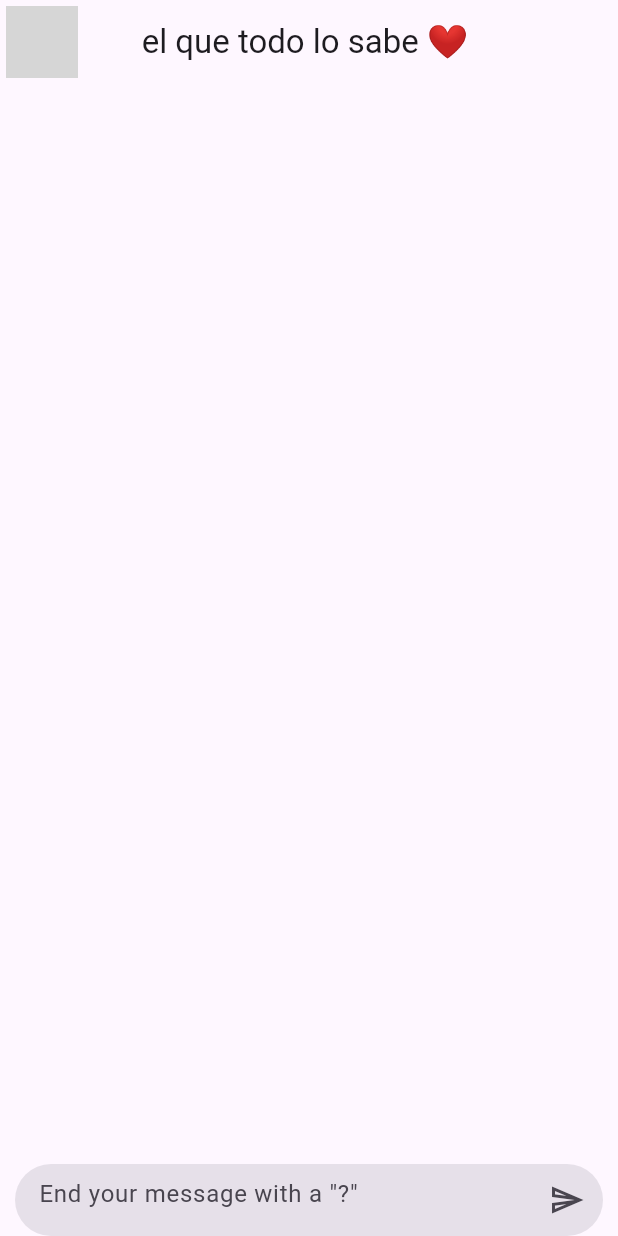
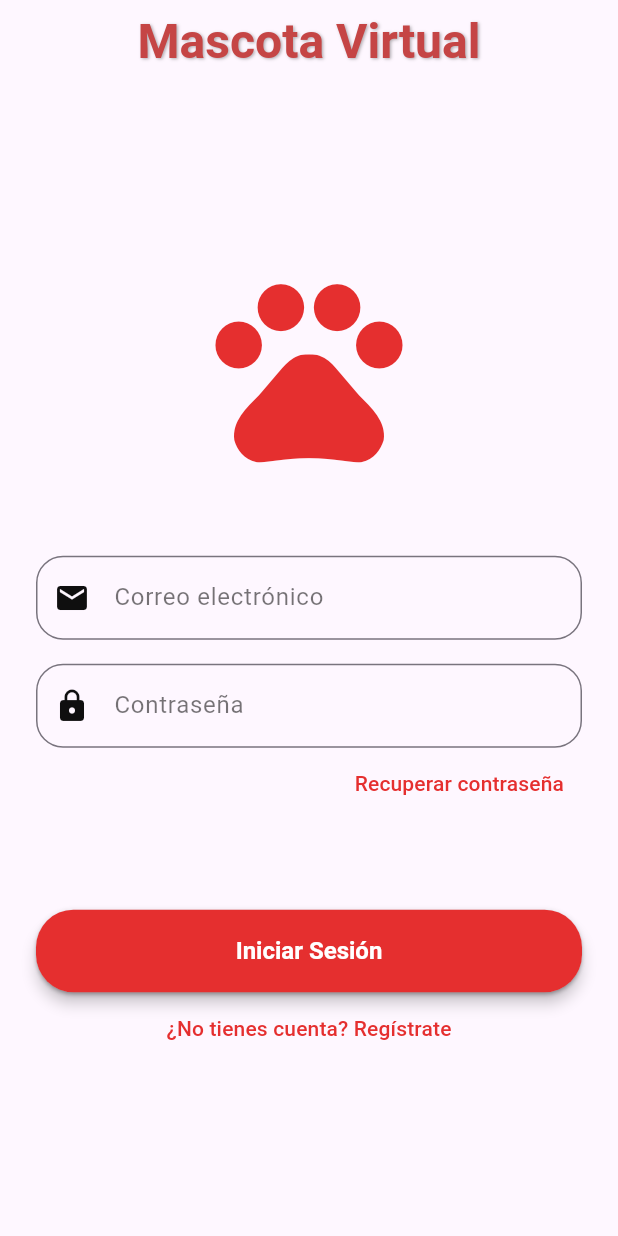
Before and after one commit to Kevin2001Acosta/Pet_virtual_front, a Flutter app: the screen it shows after launch, on a phone screen of 412 x 824 dp. Run offline on Flutter 3.47's test engine with Material 3 defaults, Android fonts, the phone set to English and light mode, and no system bars; our stand-ins replace dio; Roboto replaces fonts that are missing (Poppins); grey boxes are pictures that could not be loaded.

Commit message:
Login and register

```diff
--- a/lib/main.dart
+++ b/lib/main.dart
@@ -3,6 +3,9 @@ import 'package:provider/provider.dart';
 import 'package:yes_no_app/config/theme/app_theme.dart';
 import 'package:yes_no_app/presentation/providers/chat_provider.dart';
 import 'package:yes_no_app/presentation/screens/chat/chat_screen.dart';
+import 'package:yes_no_app/presentation/screens/auth/login.dart';
+import 'package:yes_no_app/presentation/screens/auth/register.dart';
+import 'package:yes_no_app/presentation/screens/auth/forgot_password.dart';
 
 void main() => runApp(const MyApp());
 
@@ -10,17 +13,18 @@ class MyApp extends StatelessWidget {
   const MyApp({super.key});
 
   @override
-  Widget build(BuildContext context) {
-    return MultiProvider(
-      providers: [
-        ChangeNotifierProvider(create: (_) => ChatProvider()),
-      ],
-      child: MaterialApp(
-        title: 'yes no App',
-        debugShowCheckedModeBanner: false,
-        theme: AppTheme(selectedColor: 0).theme(),
-        home: const ChatScreen(),
-      ),
+ Widget build(BuildContext context) {
+    return MaterialApp(
+      title: 'Mascota Virtual',
+      debugShowCheckedModeBanner: false,
+      theme: AppTheme(selectedColor: 0).theme(),
+      initialRoute: '/login',
+      routes: {
+        '/login': (context) => LoginScreen(),
+        '/register': (context) => RegisterScreen(),
+        '/chat': (context) => const ChatScreen(),
+        '/forgot_password' : (context) => ForgotScreen(),
+      },
     );
   }
 }
--- /dev/null
+++ b/lib/presentation/screens/auth/login.dart
@@ -0,0 +1,143 @@
+import 'package:flutter/material.dart';
+
+
+
+class LoginScreen extends StatelessWidget {
+  final TextEditingController _emailController = TextEditingController();
+  final TextEditingController _passwordController = TextEditingController();
+
+  @override
+  Widget build(BuildContext context) {
+    return Scaffold(
+      appBar: AppBar(
+  elevation: 0,
+  backgroundColor: Colors.transparent,
+  title: Text(
+            'Mascota Virtual',
+            style: TextStyle(
+              fontFamily: 'Poppins',
+              fontWeight: FontWeight.w700,
+              fontSize: 32,
+              color: Color.fromARGB(255, 197, 69, 69),
+              shadows: [
+                Shadow(
+                  blurRadius: 2.0,
+                  color: Colors.black.withOpacity(0.3),
+                  offset: Offset(1.0, 1.0),
+                ),
+              ],
+            ),
+          ),
+          centerTitle: true,
+        ),
+
+      body: Center(
+        child: SingleChildScrollView(
+          padding: const EdgeInsets.all(24.0),
+          child: Column(
+            mainAxisAlignment: MainAxisAlignment.center,
+            children: [
+              const Icon(
+                Icons.pets,
+                size: 150,
+                color: Color.fromARGB(255, 229, 47, 47)),
+              const SizedBox(height: 50),
+
+              // Campos de texto
+              TextField(
+                controller: _emailController,
+                decoration: InputDecoration(
+                  labelText: 'Correo electrónico',
+                  labelStyle: const TextStyle(
+                    fontFamily: 'Poppins',
+                    color: Colors.black54,
+                  ),
+                  prefixIcon: Icon(Icons.email, color: const Color.fromARGB(255, 15, 15, 15)),
+                    border: OutlineInputBorder(
+                    borderRadius: BorderRadius.circular(18),
+                  ),
+                ),
+              ),
+              const SizedBox(height: 16),
+              TextField(
+                controller: _passwordController,
+                obscureText: true,
+                decoration: InputDecoration(
+                  labelText: 'Contraseña',
+                  labelStyle: const TextStyle(
+                    fontFamily: 'Poppins',
+                    color: Colors.black54,
+                    ),
+                  prefixIcon: Icon(Icons.lock, color: const Color.fromARGB(255, 15, 15, 15)),
+                  border: OutlineInputBorder(
+                    borderRadius: BorderRadius.circular(18),
+                  ),
+                ),
+              ),
+
+             // Botón de Recuperar contraseña
+              Align(
+              alignment: Alignment.centerRight,
+              child: TextButton(
+                 onPressed: () => Navigator.pushNamed(context, '/forgot_password'),
+                child: const Text(
+                  'Recuperar contraseña',
+                  style: TextStyle(
+                    fontFamily: 'Poppins',
+                  color: Color.fromARGB(255, 229, 47, 47)
+                  ),
+                ),
+              ),
+              ),
+              const SizedBox(height: 60),
+
+              // Botón de Login
+              SizedBox(
+                width: double.infinity,
+                child: Material(
+                  elevation: 4,
+                  borderRadius: BorderRadius.circular(25),
+                  child: ElevatedButton(
+                    onPressed: () {
+                      if (_emailController.text.isNotEmpty &&
+                          _passwordController.text.isNotEmpty) {
+                        Navigator.pushReplacementNamed(context, '/');
+                      }
+                    },
+                    style: ElevatedButton.styleFrom(
+                      backgroundColor: Color.fromARGB(255, 229, 47, 47),
+                      foregroundColor: Colors.white,
+                      padding: const EdgeInsets.symmetric(vertical: 18),
+                      shape: RoundedRectangleBorder(
+                        borderRadius: BorderRadius.circular(25),
+                      ),
+                      textStyle: const TextStyle(
+                        fontFamily: 'Poppins',
+                        fontSize: 16,
+                        fontWeight: FontWeight.w600,
+                      ),
+                    ),
+                    child: const Text('Iniciar Sesión'),
+                  ),
+                ),
+              ),
+
+
+              // Botón de Registro
+              TextButton(
+                onPressed: () => Navigator.pushNamed(context, '/register'),
+                child: const Text(
+                  '¿No tienes cuenta? Regístrate',
+                  style: TextStyle(
+                    fontFamily: 'Poppins',
+                     color: Color.fromARGB(255, 229, 47, 47),
+                  ),
+                ),
+              ),
+            ],
+          ),
+        ),
+      ),
+    );
+  }
+}
--- a/pubspec.yaml
+++ b/pubspec.yaml
@@ -30,6 +30,7 @@ environment:
 dependencies:
   cupertino_icons: ^1.0.2
   dio: ^5.4.1
+
   flutter:
     sdk: flutter
   provider: ^6.1.1
```
Also changed, not shown: lib/presentation/screens/auth/forgot_password.dart (added, +103 -0 lines), lib/presentation/screens/auth/register.dart (added, +142 -0 lines).
